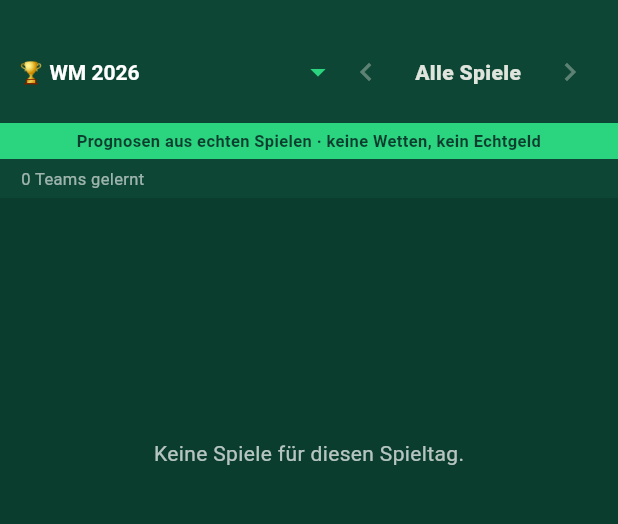
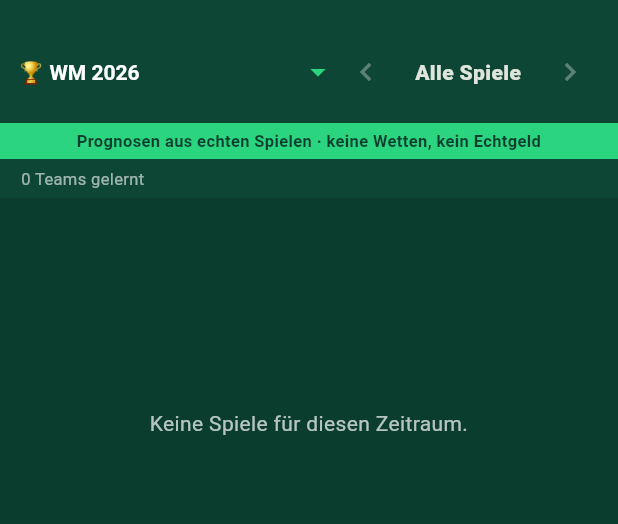
Before and after one commit to warscher80/spanwerk-datenschutz, a Flutter app: the screen it shows after launch, on a phone screen of 412 x 824 dp, the part 63-587 px from its top. Run offline on Flutter 3.47's test engine with Material 3 defaults, Android fonts, the phone set to English and light mode, and no system bars; our stand-ins replace flutter_local_notifications, package_info_plus, shared_preferences, timezone; network calls fail.

Commit message:
WM-K.o.-Runden erkennen (Round of 32/16/8/4); klarere Aktuell-Leermeldung (v1.9.1)
- cupCandidates um 32/16/8/4 ergaenzt -> WM-K.o.-Spiele erscheinen
- 'Aktuell' zeigt hilfreichen Hinweis statt 'Keine Spiele fuer diesen Spieltag'

Co-Authored-By: Claude Opus 4.8 <noreply@anthropic.com>
Claude-Session: https://claude.ai/code/session_01LLtTnfzyUhWGzfWAYG4HGg

```diff
--- a/lib/main.dart
+++ b/lib/main.dart
@@ -479,10 +479,20 @@ class _HomePageState extends State<HomePage> with WidgetsBindingObserver {
       return RefreshIndicator(
         color: _accent,
         onRefresh: _loadDay,
-        child: ListView(children: const [
-          SizedBox(height: 160),
-          Center(child: Text('Keine Spiele für diesen Spieltag.',
-              style: TextStyle(color: Colors.white70))),
+        child: ListView(children: [
+          const SizedBox(height: 140),
+          Center(
+            child: Padding(
+              padding: const EdgeInsets.symmetric(horizontal: 30),
+              child: Text(
+                _currentMode
+                    ? 'Gerade keine aktuellen Spiele.\nWähle oben eine Liga (z. B. 🏆 WM 2026).'
+                    : 'Keine Spiele für diesen Zeitraum.',
+                textAlign: TextAlign.center,
+                style: const TextStyle(color: Colors.white70),
+              ),
+            ),
+          ),
         ]),
       );
     }
--- a/pubspec.yaml
+++ b/pubspec.yaml
@@ -2,7 +2,7 @@ name: footy_predict
 description: "Footy Predict – Tippspiel auf echte Fußballspiele (Punkte, kein Echtgeld)."
 publish_to: 'none'
 
-version: 1.9.0+17
+version: 1.9.1+18
 
 environment:
   sdk: ^3.12.2
--- a/version.json
+++ b/version.json
@@ -1,6 +1,6 @@
 {
-  "versionCode": 17,
-  "versionName": "1.9.0",
+  "versionCode": 18,
+  "versionName": "1.9.1",
   "url": "https://github.com/warscher80/spanwerk-datenschutz/raw/claude/football-betting-apk-m9fb1c/KickProphet.apk",
-  "notes": "Merkt die zuletzt gewaehlte Liga; Staerke-Rangliste in der Statistik; groessere Prognose"
+  "notes": "WM-K.o.-Runden (Round of 32/16, VF, HF) werden jetzt erkannt und angezeigt"
 }
```
Also changed, not shown: lib/api.dart (+4 -4 lines).
